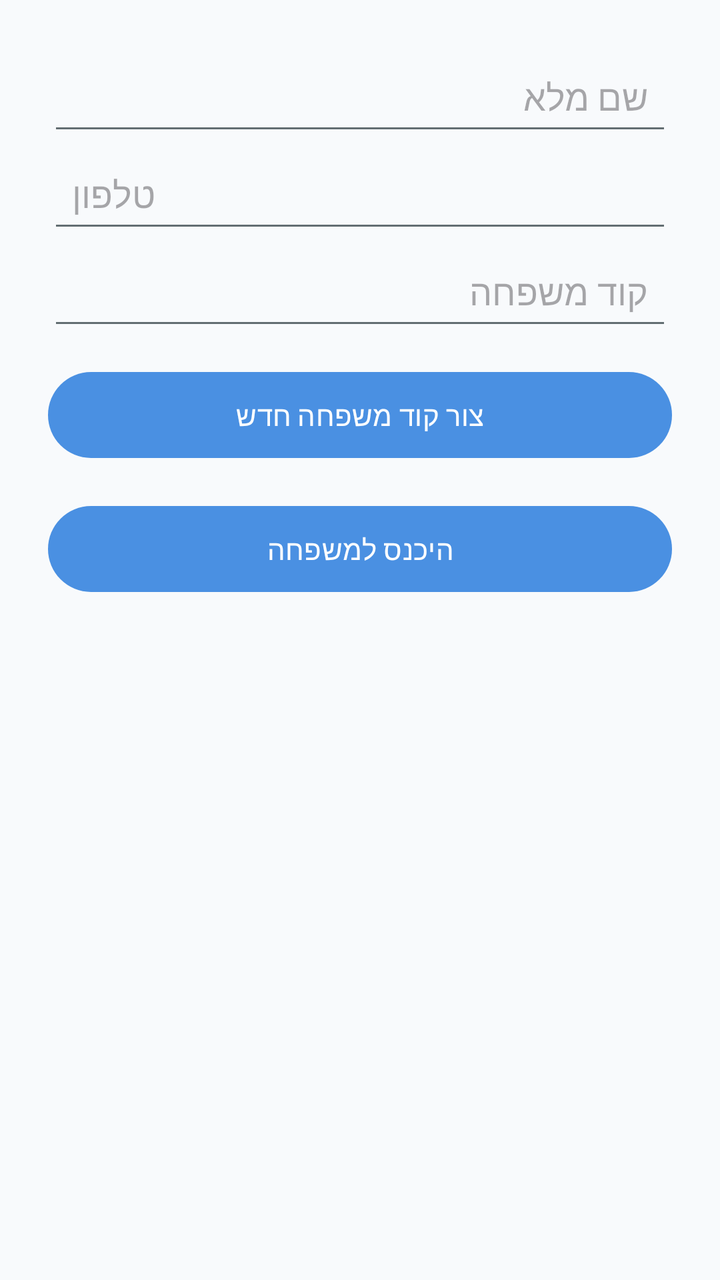
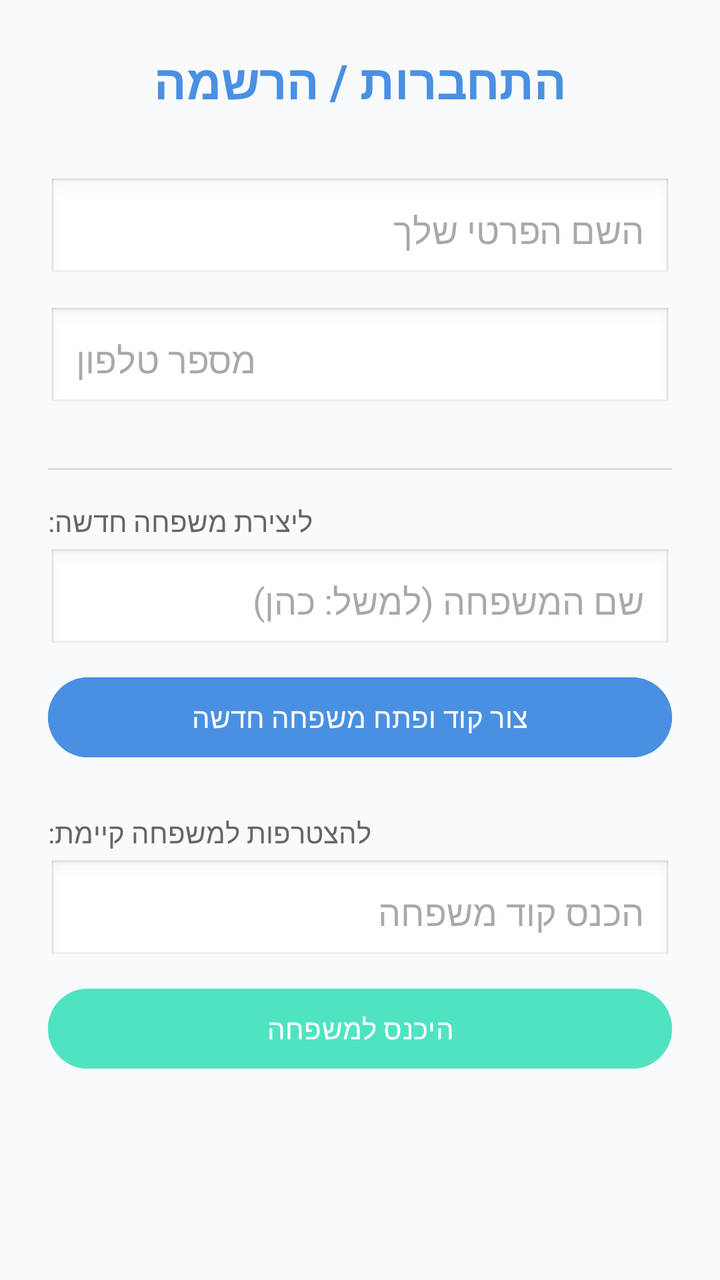

Before-and-after screenshots of an Android layout around one commit, followed by the original layout XML and the change that was made.
<!-- AndroidManifest.xml: application theme Theme.FamilyWork -->
<!-- res/layout/activity_login.xml -->
<?xml version="1.0" encoding="utf-8"?>
<ScrollView xmlns:android="http://schemas.android.com/apk/res/android"
    android:layout_width="match_parent"
    android:layout_height="match_parent"
    android:padding="24dp">

    <LinearLayout
        android:orientation="vertical"
        android:layout_width="match_parent"
        android:layout_height="wrap_content">

        <EditText
            android:id="@+id/inputName"
            android:hint="שם מלא"
            android:layout_width="match_parent"
            android:layout_height="wrap_content"
            android:padding="12dp"/>

        <EditText
            android:id="@+id/inputPhone"
            android:hint="טלפון"
            android:layout_width="match_parent"
            android:layout_height="wrap_content"
            android:padding="12dp"
            android:inputType="phone"/>

        <EditText
            android:id="@+id/inputFamilyCode"
            android:hint="קוד משפחה"
            android:layout_width="match_parent"
            android:layout_height="wrap_content"
            android:padding="12dp"/>

        <Button
            android:id="@+id/btnGenerateCode"
            android:text="צור קוד משפחה חדש"
            android:layout_width="match_parent"
            android:layout_height="wrap_content"
            android:padding="12dp"
            android:layout_marginTop="12dp"/>

        <Button
            android:id="@+id/btnEnter"
            android:text="היכנס למשפחה"
            android:layout_width="match_parent"
            android:layout_height="wrap_content"
            android:padding="12dp"
            android:layout_marginTop="16dp"/>

    </LinearLayout>
</ScrollView>
<!-- resources referenced by this layout -->
<resources>
  <style name="Theme.FamilyWork" parent="Base.Theme.FamilyWork" />
  <style name="Base.Theme.FamilyWork" parent="Theme.Material3.DayNight.NoActionBar">
          
          <item name="colorPrimary">@color/primary</item>
          <item name="colorOnPrimary">@color/white</item>
          <item name="colorPrimaryDark">@color/primary_dark</item>
          <item name="colorAccent">@color/accent</item>
          
          
          <item name="android:windowBackground">@color/background</item>
          <item name="android:statusBarColor">@color/primary</item>
          
          
          <item name="android:textColorPrimary">@color/text_primary</item>
          <item name="android:textColorSecondary">@color/text_secondary</item>
      </style>
  <color name="primary">#4A90E2</color>
  <color name="white">#FFFFFFFF</color>
  <color name="primary_dark">#357ABD</color>
  <color name="accent">#50E3C2</color>
  <color name="background">#F8FAFC</color>
  <color name="text_primary">#2D3436</color>
  <color name="text_secondary">#636E72</color>
</resources>

<!-- the commit's change to res/layout/activity_login.xml (unified diff, before → after) -->
@@ -2,50 +2,99 @@
 <ScrollView xmlns:android="http://schemas.android.com/apk/res/android"
     android:layout_width="match_parent"
     android:layout_height="match_parent"
-    android:padding="24dp">
+    android:padding="24dp"
+    android:background="#F8FAFC">
 
     <LinearLayout
         android:orientation="vertical"
         android:layout_width="match_parent"
         android:layout_height="wrap_content">
 
+        <TextView
+            android:layout_width="wrap_content"
+            android:layout_height="wrap_content"
+            android:text="התחברות / הרשמה"
+            android:textSize="24sp"
+            android:textStyle="bold"
+            android:textColor="#4A90E2"
+            android:layout_gravity="center"
+            android:layout_marginBottom="32dp"/>
+
         <EditText
             android:id="@+id/inputName"
-            android:hint="שם מלא"
+            android:hint="השם הפרטי שלך"
             android:layout_width="match_parent"
             android:layout_height="wrap_content"
-            android:padding="12dp"/>
+            android:padding="14dp"
+            android:background="@android:drawable/edit_text"
+            android:layout_marginBottom="12dp"/>
 
         <EditText
             android:id="@+id/inputPhone"
-            android:hint="טלפון"
+            android:hint="מספר טלפון"
             android:layout_width="match_parent"
             android:layout_height="wrap_content"
-            android:padding="12dp"
-            android:inputType="phone"/>
+            android:padding="14dp"
+            android:background="@android:drawable/edit_text"
+            android:inputType="phone"
+            android:layout_marginBottom="12dp"/>
+
+        <View 
+            android:layout_width="match_parent"
+            android:layout_height="1dp"
+            android:background="#DDDDDD"
+            android:layout_marginVertical="16dp"/>
+
+        <TextView
+            android:layout_width="wrap_content"
+            android:layout_height="wrap_content"
+            android:text="ליצירת משפחה חדשה:"
+            android:textSize="14sp"
+            android:textColor="#666666"
+            android:layout_marginBottom="4dp"/>
+
+        <EditText
+            android:id="@+id/inputFamilyName"
+            android:hint="שם המשפחה (למשל: כהן)"
+            android:layout_width="match_parent"
+            android:layout_height="wrap_content"
+            android:padding="14dp"
+            android:background="@android:drawable/edit_text"
+            android:layout_marginBottom="8dp"/>
+
+        <Button
+            android:id="@+id/btnGenerateCode"
+            android:text="צור קוד ופתח משפחה חדשה"
+            android:layout_width="match_parent"
+            android:layout_height="wrap_content"
+            android:backgroundTint="#4A90E2"
+            android:textColor="#ffffff"
+            android:layout_marginBottom="24dp"/>
+
+        <TextView
+            android:layout_width="wrap_content"
+            android:layout_height="wrap_content"
+            android:text="להצטרפות למשפחה קיימת:"
+            android:textSize="14sp"
+            android:textColor="#666666"
+            android:layout_marginBottom="4dp"/>
 
         <EditText
             android:id="@+id/inputFamilyCode"
-            android:hint="קוד משפחה"
+            android:hint="הכנס קוד משפחה"
             android:layout_width="match_parent"
             android:layout_height="wrap_content"
-            android:padding="12dp"/>
-
-        <Button
-            android:id="@+id/btnGenerateCode"
-            android:text="צור קוד משפחה חדש"
-            android:layout_width="match_parent"
-            android:layout_height="wrap_content"
-            android:padding="12dp"
-            android:layout_marginTop="12dp"/>
+            android:padding="14dp"
+            android:background="@android:drawable/edit_text"
+            android:layout_marginBottom="8dp"/>
 
         <Button
             android:id="@+id/btnEnter"
             android:text="היכנס למשפחה"
             android:layout_width="match_parent"
             android:layout_height="wrap_content"
-            android:padding="12dp"
-            android:layout_marginTop="16dp"/>
+            android:backgroundTint="#50E3C2"
+            android:textColor="#ffffff"/>
 
     </LinearLayout>
 </ScrollView>
